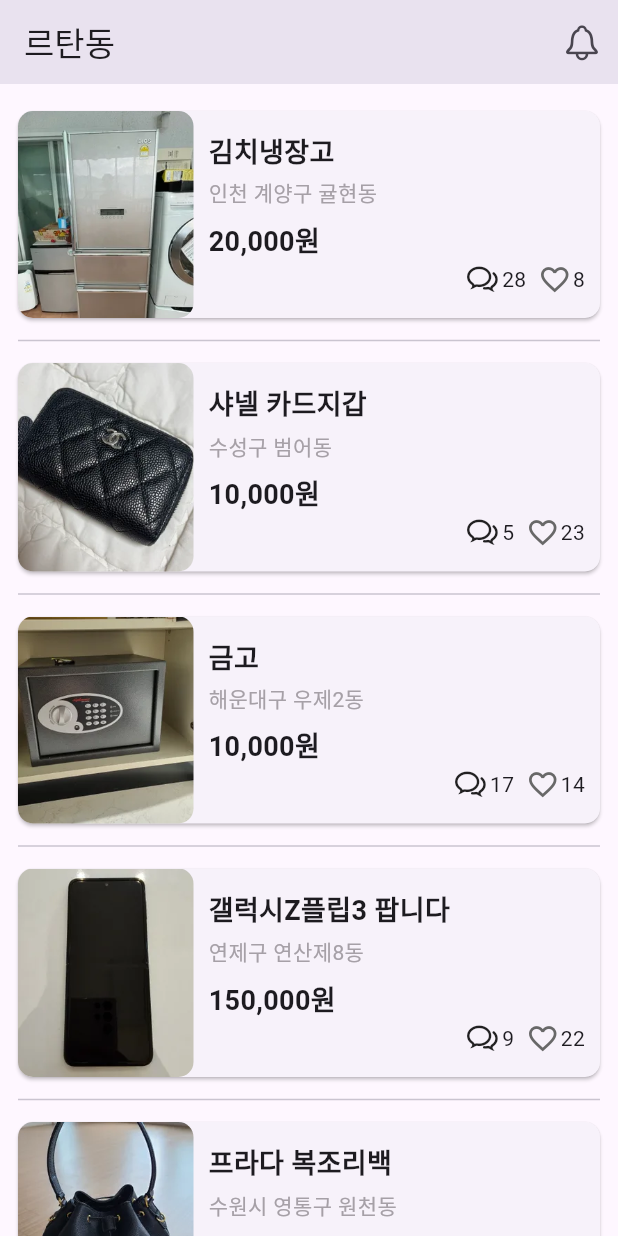
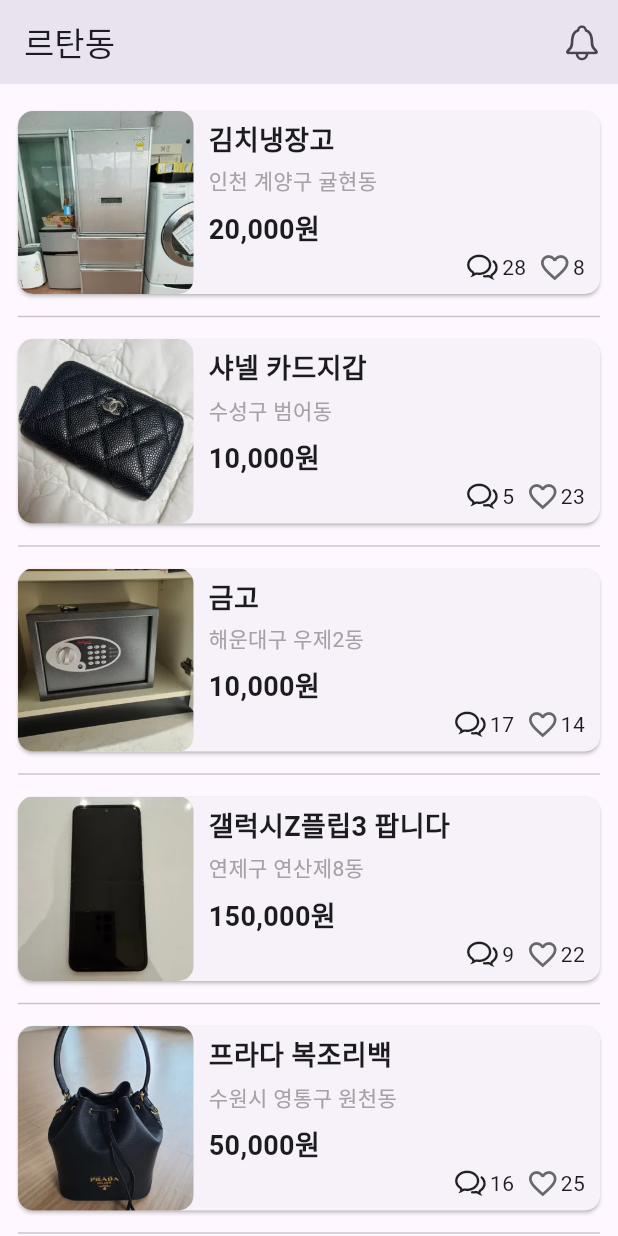
Before and after one commit to daehan-lim/apple-market-app, a Flutter app: the screen it shows after launch, on a phone screen of 412 x 824 dp. Run offline on Flutter 3.47's test engine with Material 3 defaults, Android fonts, the phone set to English and light mode, and no system bars; our stand-ins replace flutter_riverpod.

Commit message:
style(product-list): adjust vertical padding to fit design

```diff
--- a/lib/presentation/pages/home/widgets/product_list_item.dart
+++ b/lib/presentation/pages/home/widgets/product_list_item.dart
@@ -66,7 +66,7 @@ class ProductListItem extends ConsumerWidget {
         const SizedBox(width: AppConstants.itemImageSize),
         Expanded(
           child: Padding(
-            padding: const EdgeInsets.symmetric(horizontal: 10, vertical: 14),
+            padding: const EdgeInsets.symmetric(horizontal: 10, vertical: 6),
             child: Column(
               crossAxisAlignment: CrossAxisAlignment.start,
               children: [
```
